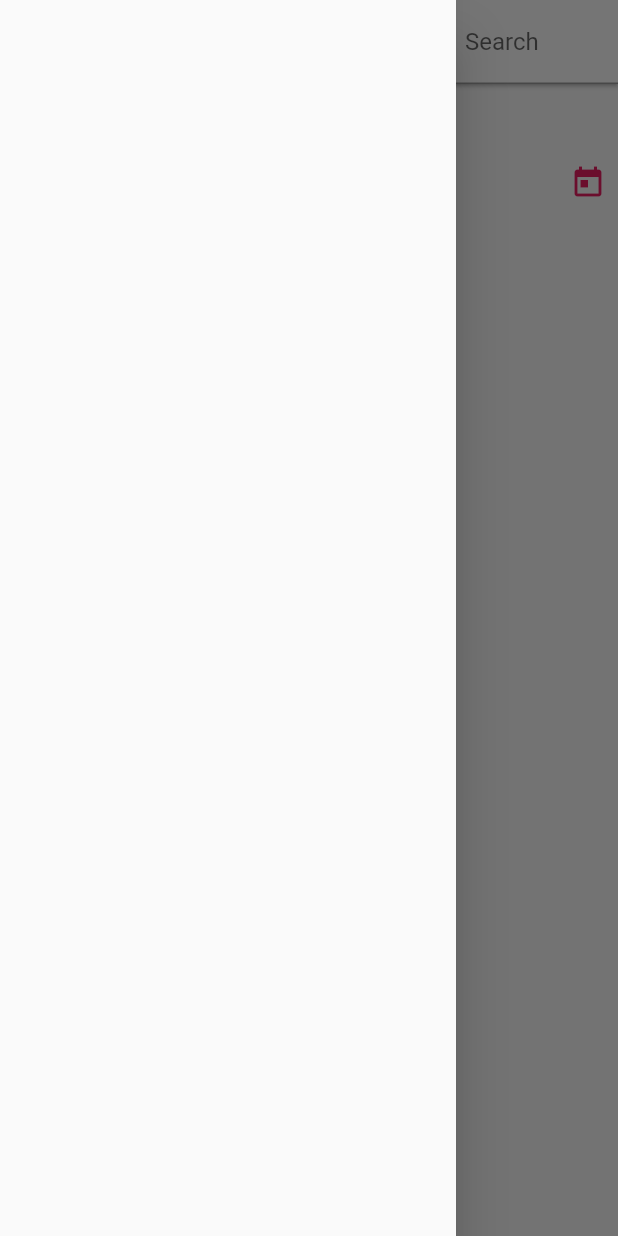
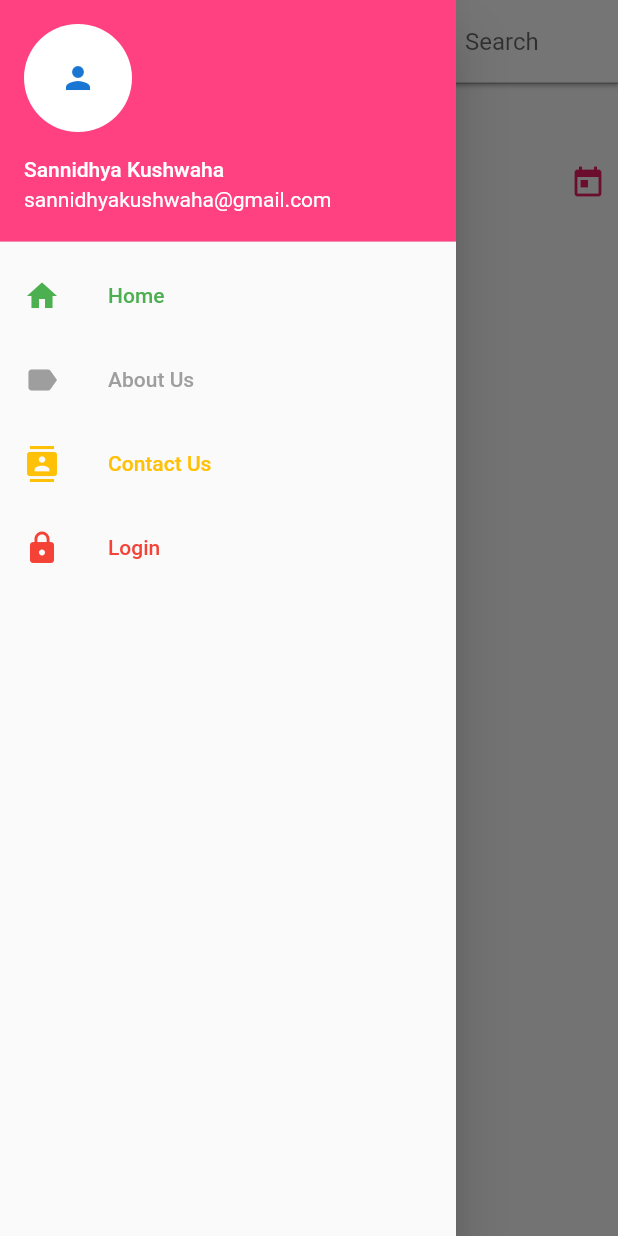
Before and after one commit to sannidhya-kushwaha/Blog_App_PHP, a Flutter app: the screen it shows after launch, with the side drawer open, on a phone screen of 412 x 824 dp. Run offline on Flutter 3.47's test engine with Material 2 defaults, Android fonts, the phone set to English and light mode, and no system bars; network calls fail.

```diff
--- a/lib/main.dart
+++ b/lib/main.dart
@@ -3,6 +3,8 @@ import 'package:intl/intl.dart';
 import './components/TopPostCard.dart';
 import './components/CategoryListItem.dart';
 import './components/RecentPostItem.dart';
+import './page/aboutUs.dart';
+import './page/contactUs.dart';
 
 void main() {
   runApp(MyApp());
@@ -33,6 +35,89 @@ class _MyHomePageState extends State<MyHomePage> {
 
   @override
   Widget build(BuildContext context) {
+    Widget menuDrawer() {
+      return Drawer(
+        child: ListView(
+          children: [
+            UserAccountsDrawerHeader(
+                decoration: BoxDecoration(color: Colors.pinkAccent),
+                currentAccountPicture: GestureDetector(
+                  child: CircleAvatar(
+                    backgroundColor: Colors.white,
+                    child: Icon(Icons.person),
+                  ),
+                ),
+                accountName: Text('Sannidhya Kushwaha'),
+                accountEmail: Text('sannidhyakushwaha@gmail.com')),
+            ListTile(
+              onTap: () {
+                debugPrint("Home");
+              },
+              leading: Icon(
+                Icons.home,
+                color: Colors.green,
+              ),
+              title: Text(
+                'Home',
+                style: TextStyle(color: Colors.green),
+              ),
+            ),
+            ListTile(
+              onTap: () {
+                Navigator.push(
+                  context,
+                  MaterialPageRoute(
+                    builder: (context) => AboutUs(),
+                  ),
+                );
+                debugPrint("About Us");
+              },
+              leading: Icon(
+                Icons.label,
+                color: Colors.grey,
+              ),
+              title: Text(
+                'About Us',
+                style: TextStyle(color: Colors.grey),
+              ),
+            ),
+            ListTile(
+              onTap: () {
+                Navigator.push(
+                  context,
+                  MaterialPageRoute(
+                    builder: (context) => ContactUs(),
+                  ),
+                );
+                debugPrint("Contact Us");
+              },
+              leading: Icon(
+                Icons.contacts,
+                color: Colors.amber,
+              ),
+              title: Text(
+                'Contact Us',
+                style: TextStyle(color: Colors.amber),
+              ),
+            ),
+            ListTile(
+              onTap: () {
+                debugPrint("Login");
+              },
+              leading: Icon(
+                Icons.lock,
+                color: Colors.red,
+              ),
+              title: Text(
+                'Login',
+                style: TextStyle(color: Colors.red),
+              ),
+            ),
+          ],
+        ),
+      );
+    }
+
     return Scaffold(
       appBar: AppBar(
         iconTheme: IconThemeData(color: Colors.black),
@@ -54,7 +139,7 @@ class _MyHomePageState extends State<MyHomePage> {
           ),
         ],
       ),
-      drawer: Drawer(),
+      drawer: menuDrawer(),
       body: ListView(
         children: [
           Padding(
```
Also changed, not shown: lib/page/aboutUs.dart (added, +20 -0 lines), lib/page/contactUs.dart (added, +20 -0 lines).
